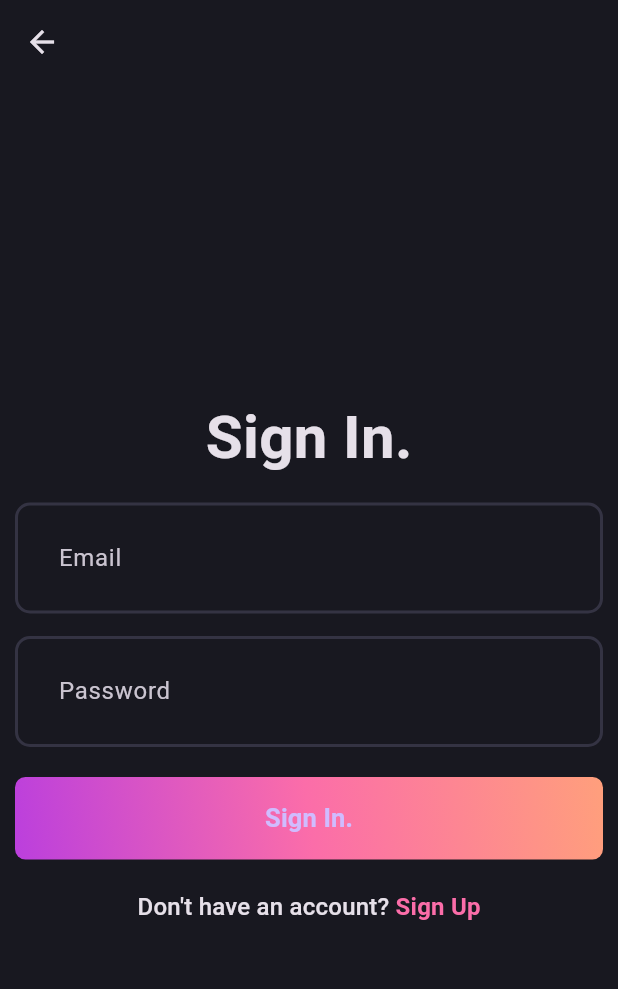
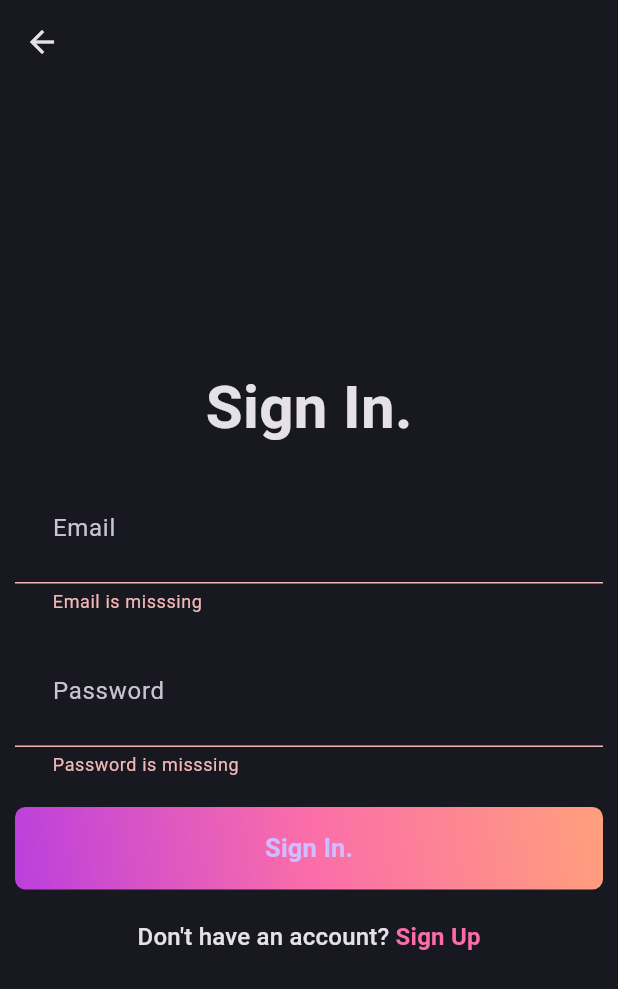
Before and after one commit to samuketema/weblog, a Flutter app: the SignInPage screen opened directly, after a tap on "Sign In.", on a phone screen of 412 x 824 dp. Shown: the top 989 px of the screen. Run offline on Flutter 3.47's test engine with Material 3 defaults, Android fonts, the phone set to English and light mode, and no system bars; our stand-ins replace flutter_bloc, fpdart, get_it, supabase_flutter; accounts and stored records are empty.

Commit message:
SignIn page

```diff
--- a/lib/features/auth/presentation/pages/sign_in_page.dart
+++ b/lib/features/auth/presentation/pages/sign_in_page.dart
@@ -1,5 +1,9 @@
 import 'package:flutter/material.dart';
+import 'package:flutter_bloc/flutter_bloc.dart';
+import 'package:weblog/core/common/widgets/loader.dart';
 import 'package:weblog/core/theme/app_pallete.dart';
+import 'package:weblog/core/utils/show_snakbar.dart';
+import 'package:weblog/features/auth/presentation/bloc/auth_bloc.dart';
 import 'package:weblog/features/auth/presentation/pages/sign_up_page.dart';
 import 'package:weblog/features/auth/presentation/widgets/auth_field.dart';
 import 'package:weblog/features/auth/presentation/widgets/auth_gradient_button.dart';
@@ -29,7 +33,17 @@ class _SignInPageState extends State<SignInPage> {
   Widget build(BuildContext context) {
     return Scaffold(
       appBar: AppBar(),
-      body: Form(
+      body: BlocConsumer<AuthBloc, AuthState>(
+        listener: (context, state) {
+         if (state is AuthFailure) {
+           return showSnakbar(context, state.message);
+         }
+        },
+        builder: (context, state) {
+          if (State is AuthLoading) {
+            return Loader();
+          }
+          return Form(
             key: formkey,
             child: Padding(
               padding: EdgeInsets.all(10),
@@ -43,9 +57,24 @@ class _SignInPageState extends State<SignInPage> {
                   SizedBox(height: 15),
                   AuthField(hintText: "Email", controller: emailcontroller),
                   SizedBox(height: 15),
-              AuthField(hintText: "Password", controller: passwordcontroller),
+                  AuthField(
+                    hintText: "Password",
+                    controller: passwordcontroller,
+                  ),
                   SizedBox(height: 20),
-              AuthGradientButton(buttonText: "Sign In.", onPressed: () {}),
+                  AuthGradientButton(
+                    buttonText: "Sign In.",
+                    onPressed: () {
+                      if (formkey.currentState!.validate()) {
+                        final email = emailcontroller.text.trim();
+                        final password = passwordcontroller.text.trim();
+
+                        context.read<AuthBloc>().add(
+                          AuthSignIn(email: email, password: password),
+                        );
+                      }
+                    },
+                  ),
                   SizedBox(height: 20),
                   GestureDetector(
                     onTap: () {
@@ -71,6 +100,8 @@ class _SignInPageState extends State<SignInPage> {
                 ],
               ),
             ),
+          );
+        },
       ),
     );
   }
```
Lines whose indentation alone changed are shown as unchanged.
